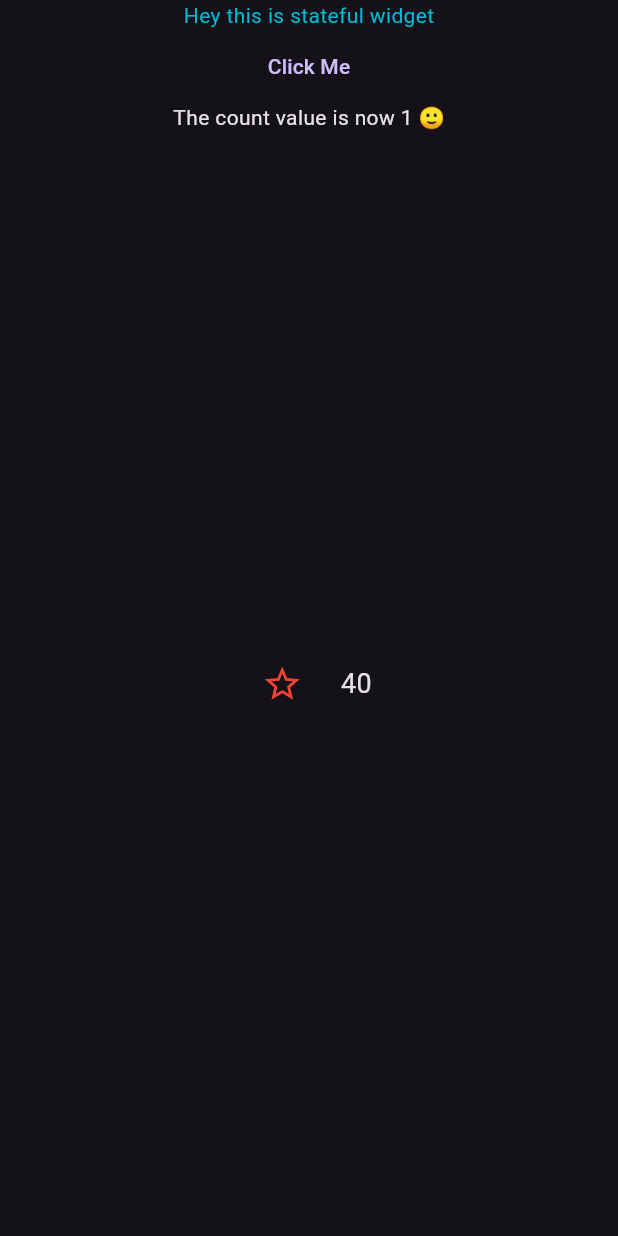
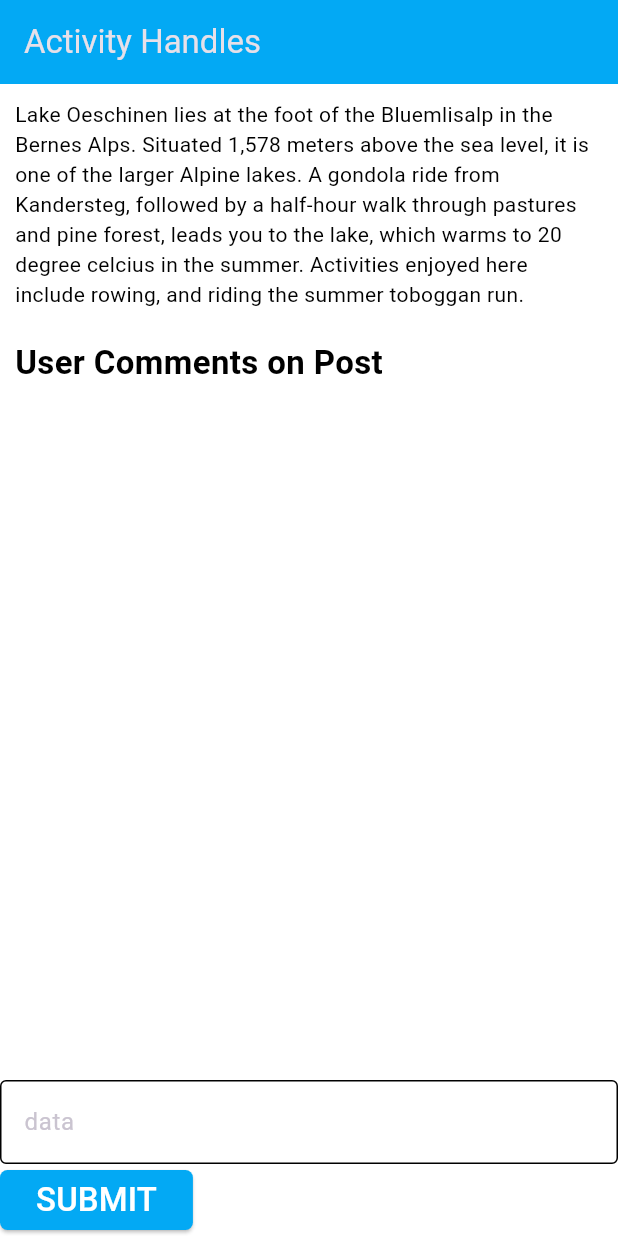
Before and after one commit to PankajJoshi-hp/FlutterFirstRepo, a Flutter app: the screen it shows after launch, on a phone screen of 412 x 824 dp. Run offline on Flutter 3.47's test engine with Material 3 defaults, Android fonts, the phone set to English and light mode, and no system bars.

Commit message:
worked on activity handles page

```diff
--- a/lib/main.dart
+++ b/lib/main.dart
@@ -1,5 +1,6 @@
+import 'package:first_flutter_project/widgets/commentPage.dart';
 import 'package:flutter/material.dart';
-import 'stefullExample.dart';
+import 'widgets/stefullExample.dart';
 
 void main() {
   runApp(const MyApp());
@@ -13,7 +14,7 @@ class MyApp extends StatelessWidget {
     return MaterialApp(
       theme:
           ThemeData(brightness: Brightness.dark, primaryColor: Colors.blueGrey),
-      home: const UpdateState(),
+      home: const CommentSection(),
     );
   }
 }
--- /dev/null
+++ b/lib/widgets/commentPage.dart
@@ -0,0 +1,65 @@
+import 'package:flutter/material.dart';
+
+class CommentSection extends StatefulWidget {
+  const CommentSection({Key? key}) : super(key: key);
+
+  @override
+  State<CommentSection> createState() => _CommentSectionState();
+}
+
+class _CommentSectionState extends State<CommentSection> {
+  @override
+  Widget build(BuildContext context) {
+    return Scaffold(
+      backgroundColor: Colors.white,
+      appBar: AppBar(
+        backgroundColor: Colors.lightBlue,
+        title: const Text('Activity Handles'),
+      ),
+      body: Column(
+        crossAxisAlignment: CrossAxisAlignment.start,
+        spacing: 10,
+        children: <Widget>[
+          Container(
+            padding: EdgeInsets.all(10),
+            child: Text(
+              'Lake Oeschinen lies at the foot of the Bluemlisalp in the Bernes Alps. Situated 1,578 meters above the sea level, it is one of the larger Alpine lakes. A gondola ride from Kandersteg, followed by a half-hour walk through pastures and pine forest, leads you to the lake, which warms to 20 degree celcius in the summer. Activities enjoyed here include rowing, and riding the summer toboggan run.',
+              style: TextStyle(color: Colors.black),
+            ),
+          ),
+          Padding(
+            padding: EdgeInsets.only(left: 10),
+            child: Text(
+              'User Comments on Post',
+              style: TextStyle(
+                  color: Colors.black,
+                  fontSize: 22,
+                  fontWeight: FontWeight.bold),
+            ),
+          ),
+          Expanded(
+              child: Column(
+            mainAxisAlignment: MainAxisAlignment.end,
+            crossAxisAlignment: CrossAxisAlignment.start,
+            children: <Widget>[
+              TextField(
+                decoration: InputDecoration(
+                    label: Text('data'), enabledBorder: OutlineInputBorder()),
+              ),
+              ElevatedButton(
+                  style: ButtonStyle(
+                      backgroundColor: WidgetStatePropertyAll(Colors.lightBlue),
+                      shape: WidgetStatePropertyAll(RoundedRectangleBorder(
+                          borderRadius: BorderRadius.circular(5)))),
+                  onPressed: () {},
+                  child: Text(
+                    'SUBMIT',
+                    style: TextStyle(fontSize: 22, color: Colors.white),
+                  )),
+            ],
+          )),
+        ],
+      ),
+    );
+  }
+}
```
Also changed, not shown: lib/widgets/stefullExample.dart (renamed from lib/stefullExample.dart).
